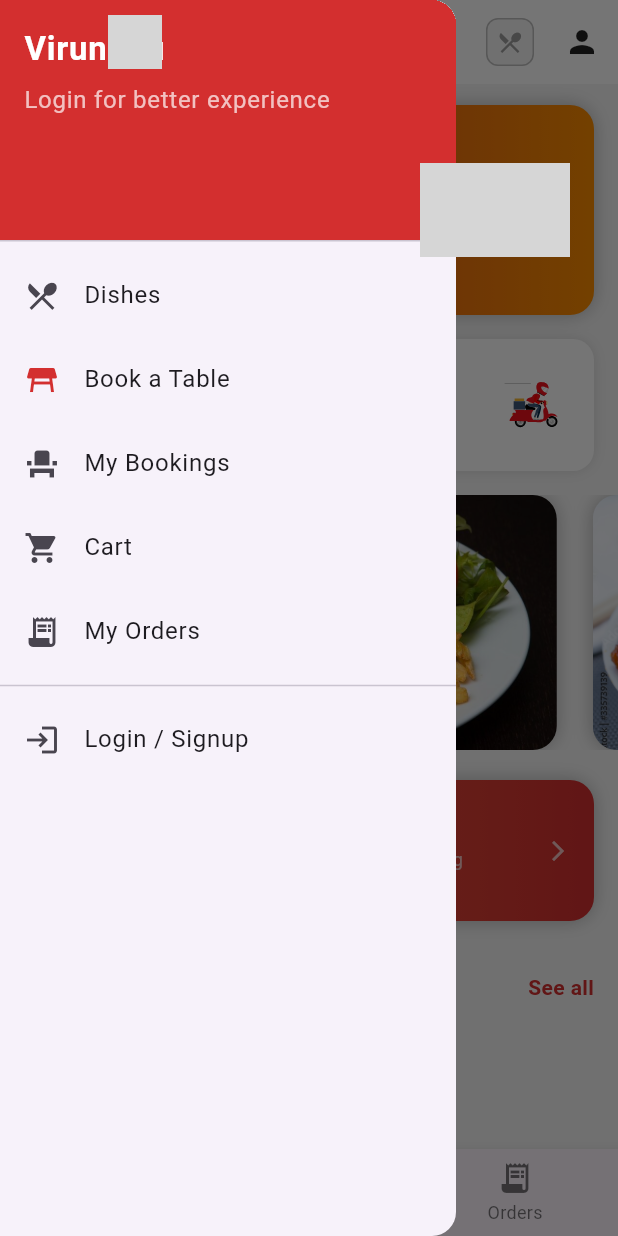
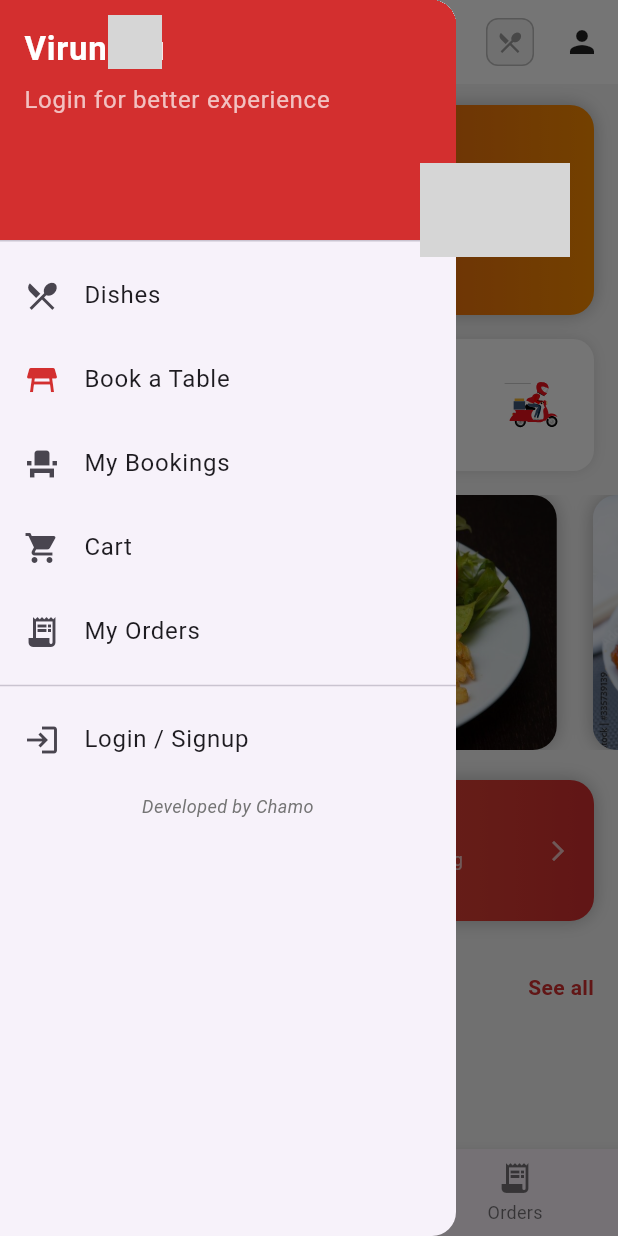
Before and after one commit to ChandraMohan1012/Virundhu, a Flutter app: the screen it shows after launch, with the side drawer open, on a phone screen of 412 x 824 dp. Run offline on Flutter 3.47's test engine with Material 3 defaults, Android fonts, the phone set to English and light mode, and no system bars; our stand-ins replace font_awesome_flutter, image_picker, lottie, supabase_flutter; accounts and stored records are empty; grey boxes are pictures that could not be loaded.

Commit message:
Add developer signature in app drawer

```diff
--- a/lib/screens/core/home_screen.dart
+++ b/lib/screens/core/home_screen.dart
@@ -747,6 +747,19 @@ class _HomeScreenState extends State<HomeScreen>
                 if (mounted) Navigator.pop(context);
               },
             ),
+
+          Padding(
+            padding: const EdgeInsets.fromLTRB(16, 8, 16, 20),
+            child: Text(
+              'Developed by Chamo',
+              textAlign: TextAlign.center,
+              style: TextStyle(
+                fontSize: 12,
+                color: Colors.grey.shade600,
+                fontStyle: FontStyle.italic,
+              ),
+            ),
+          ),
         ],
       ),
     );
```
